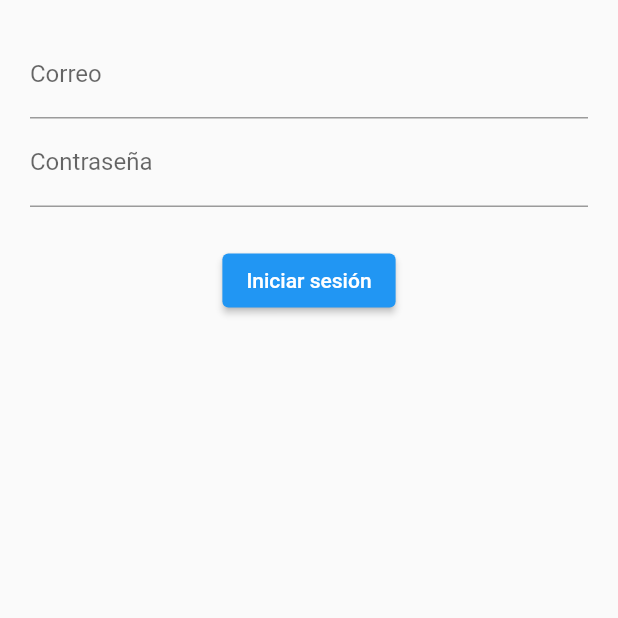
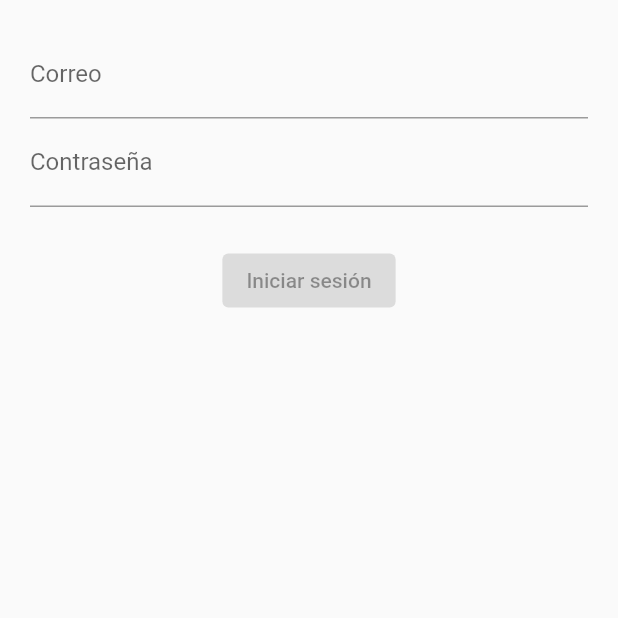
Before and after one commit to blizzeratrops/login_bloc, a Flutter app: the screen it shows after launch, on a phone screen of 412 x 824 dp, the top half of it. Run offline on Flutter 3.47's test engine with Material 2 defaults, Android fonts, the phone set to English and light mode, and no system bars; our stand-ins replace rxdart.

Commit message:
lil update

```diff
--- a/lib/src/bloc/bloc.dart
+++ b/lib/src/bloc/bloc.dart
@@ -1,16 +1,26 @@
 import 'dart:async';
 import 'package:login_bloc/src/bloc/validators.dart';
+import 'package:rxdart/rxdart.dart';
 
 class Bloc with Validators {
-  final _emailController = StreamController<String>();
-  final _passwordController = StreamController<String>();
+  final _emailController = BehaviorSubject<String>();
+  final _passwordController = BehaviorSubject<String>();
 
   Stream<String> get email => _emailController.stream.transform(validateEmail);
   Stream<String> get password =>
       _passwordController.stream.transform(validatePassword);
+  Stream<bool> get submitValid =>
+      CombineLatestStream.combine2(email, password, ((a, b) => true));
 
   Function(String) get changeEmail => _emailController.sink.add;
   Function(String) get changePassword => _passwordController.sink.add;
+
+  submit() {
+    final validEmail = _emailController.value;
+    final validPassword = _passwordController.value;
+
+    print('$validEmail $validPassword');
+  }
 
   dispose() {
     _emailController.close();
--- a/lib/src/screens/login_screen.dart
+++ b/lib/src/screens/login_screen.dart
@@ -17,7 +17,7 @@ class LoginScreen extends StatelessWidget {
           Container(
             margin: const EdgeInsets.only(top: 25.00),
           ),
-          submitButton()
+          submitButton(bloc)
         ],
       ),
     );
@@ -60,10 +60,15 @@ class LoginScreen extends StatelessWidget {
     );
   }
 
-  Widget submitButton() {
-    return ElevatedButton(
-      child: const Text('Iniciar sesión'),
-      onPressed: () {},
+  Widget submitButton(Bloc bloc) {
+    return StreamBuilder(
+      stream: bloc.submitValid,
+      builder: (context, snapshot) {
+        return ElevatedButton(
+          child: const Text('Iniciar sesión'),
+          onPressed: snapshot.hasData ? bloc.submit : null,
+        );
+      },
     );
   }
 }
--- a/pubspec.yaml
+++ b/pubspec.yaml
@@ -35,6 +35,7 @@ dependencies:
   # Use with the CupertinoIcons class for iOS style icons.
   cupertino_icons: ^1.0.2
   provider: ^6.0.2
+  rxdart: ^0.27.3
 
 dev_dependencies:
   flutter_test:
```
Also changed, not shown: pubspec.lock.
